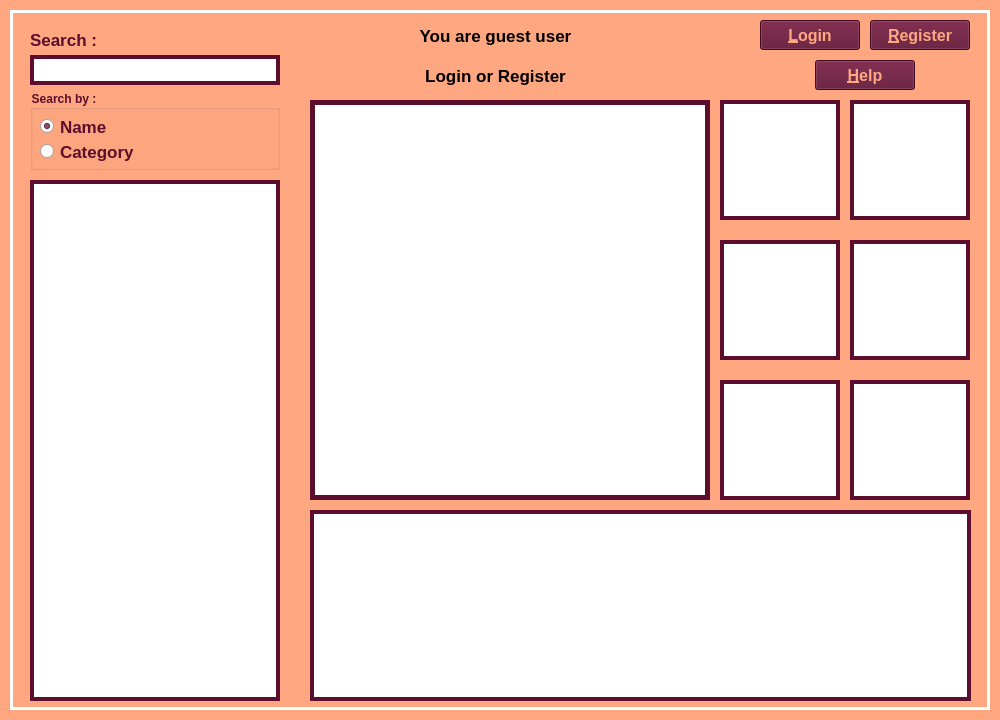
Qt form DB_Shop/widget.ui (Pooryamn/QT_Shop) before a commit.
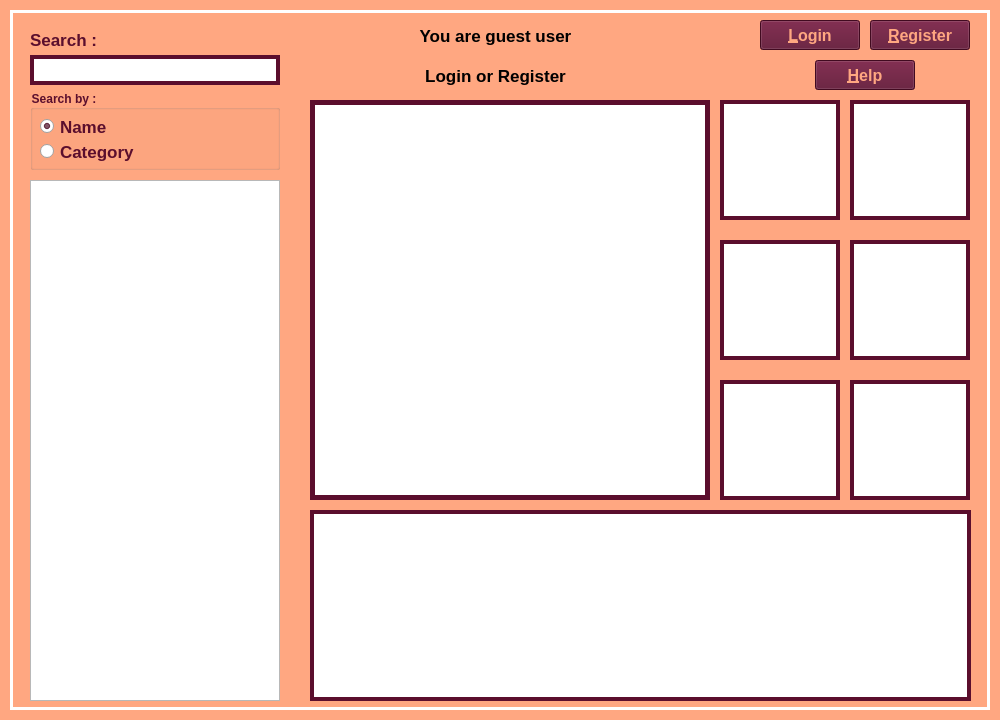
The same form after that commit. Icons and pictures are not drawn.

Commit message: Search engine completed for main widget

What changed in the file:
```diff
--- a/DB_Shop/widget.ui
+++ b/DB_Shop/widget.ui
@@ -146,9 +146,12 @@
     </rect>
    </property>
    <property name="styleSheet">
-    <string notr="true">border: 4px solid rgb(91,14,45);
+    <string notr="true">
 </string>
    </property>
+   <attribute name="verticalHeaderVisible">
+    <bool>false</bool>
+   </attribute>
   </widget>
   <widget class="QLabel" name="pic_0">
    <property name="geometry">
```
The commit also changes 2 other files.
